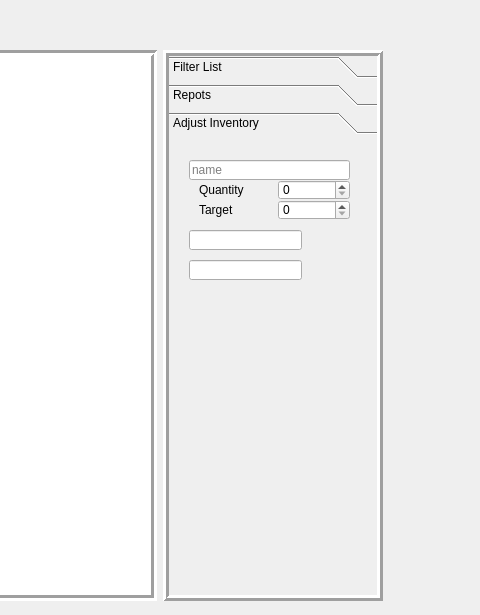
rbaker26/BigBlueBox, file src/reportsView.ui: the form before one commit; both pictures show x 688 to 1168 and y 0 to 615 of the 1168 by 615 pixel window.
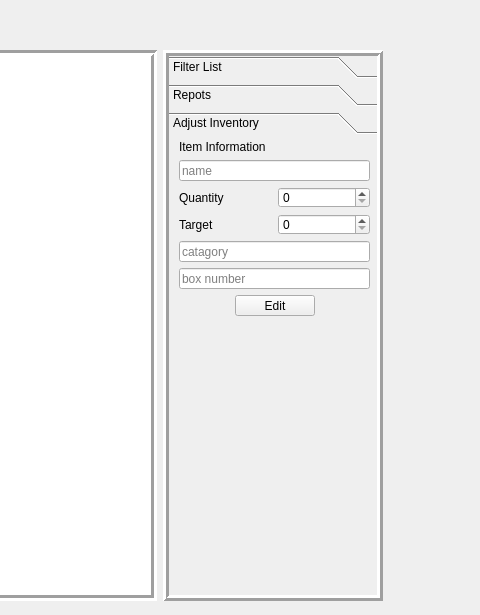
The form after the commit. The open tabs and pages were chosen to show the change.

Commit message: created _regex class and one static function

```diff
--- a/src/reportsView.ui
+++ b/src/reportsView.ui
@@ -205,28 +205,49 @@
          <attribute name="label">
           <string>Adjust Inventory</string>
          </attribute>
+         <widget class="QWidget" name="">
+          <property name="geometry">
+           <rect>
+            <x>10</x>
+            <y>0</y>
+            <width>191</width>
+            <height>176</height>
+           </rect>
+          </property>
+          <layout class="QVBoxLayout" name="verticalLayout_editItemInfo">
+           <item>
+            <widget class="QLabel" name="label_4">
+             <property name="text">
+              <string>Item Information</string>
+             </property>
+            </widget>
+           </item>
+           <item>
          <widget class="QLineEdit" name="lineEdit_itemName">
-          <property name="geometry">
-           <rect>
-            <x>20</x>
-            <y>20</y>
-            <width>161</width>
-            <height>20</height>
-           </rect>
-          </property>
           <property name="placeholderText">
            <string>name</string>
           </property>
          </widget>
-         <widget class="QWidget" name="layoutWidget_2">
-          <property name="geometry">
-           <rect>
-            <x>30</x>
-            <y>60</y>
-            <width>151</width>
-            <height>20</height>
-           </rect>
-          </property>
+           </item>
+           <item>
+            <layout class="QHBoxLayout" name="horizontalLayout_2">
+             <item>
+              <widget class="QLabel" name="label_2">
+               <property name="text">
+                <string>Quantity</string>
+               </property>
+              </widget>
+             </item>
+             <item>
+              <widget class="QSpinBox" name="spinBox_quantity">
+               <property name="maximum">
+                <number>1000</number>
+               </property>
+              </widget>
+             </item>
+            </layout>
+           </item>
+           <item>
           <layout class="QHBoxLayout" name="horizontalLayout_3">
            <item>
             <widget class="QLabel" name="label_3">
@@ -243,50 +264,57 @@
             </widget>
            </item>
           </layout>
-         </widget>
+           </item>
+           <item>
          <widget class="QLineEdit" name="lineEdit_cat">
-          <property name="geometry">
-           <rect>
-            <x>20</x>
-            <y>90</y>
-            <width>113</width>
-            <height>20</height>
-           </rect>
-          </property>
-         </widget>
+             <property name="placeholderText">
+              <string>catagory</string>
+             </property>
+            </widget>
+           </item>
+           <item>
          <widget class="QLineEdit" name="lineEdit_box">
-          <property name="geometry">
-           <rect>
-            <x>20</x>
-            <y>120</y>
-            <width>113</width>
-            <height>20</height>
-           </rect>
-          </property>
-         </widget>
-         <widget class="QWidget" name="layoutWidget">
-          <property name="geometry">
-           <rect>
-            <x>30</x>
-            <y>40</y>
-            <width>151</width>
+             <property name="placeholderText">
+              <string>box number</string>
+             </property>
+            </widget>
+           </item>
+           <item>
+            <layout class="QHBoxLayout" name="horizontalLayout_4">
+             <item>
+              <spacer name="horizontalSpacer">
+               <property name="orientation">
+                <enum>Qt::Horizontal</enum>
+               </property>
+               <property name="sizeHint" stdset="0">
+                <size>
+                 <width>40</width>
             <height>20</height>
-           </rect>
-          </property>
-          <layout class="QHBoxLayout" name="horizontalLayout_2">
+                </size>
+               </property>
+              </spacer>
+             </item>
            <item>
-            <widget class="QLabel" name="label_2">
+              <widget class="QPushButton" name="pushButton_edit">
              <property name="text">
-              <string>Quantity</string>
+                <string>Edit</string>
              </property>
             </widget>
            </item>
            <item>
-            <widget class="QSpinBox" name="spinBox_quantity">
-             <property name="maximum">
-              <number>1000</number>
-             </property>
-            </widget>
+              <spacer name="horizontalSpacer_2">
+               <property name="orientation">
+                <enum>Qt::Horizontal</enum>
+               </property>
+               <property name="sizeHint" stdset="0">
+                <size>
+                 <width>40</width>
+                 <height>20</height>
+                </size>
+               </property>
+              </spacer>
+             </item>
+            </layout>
            </item>
           </layout>
          </widget>
```
Lines whose indentation alone changed are shown as unchanged. The commit also changes 5 other files.
